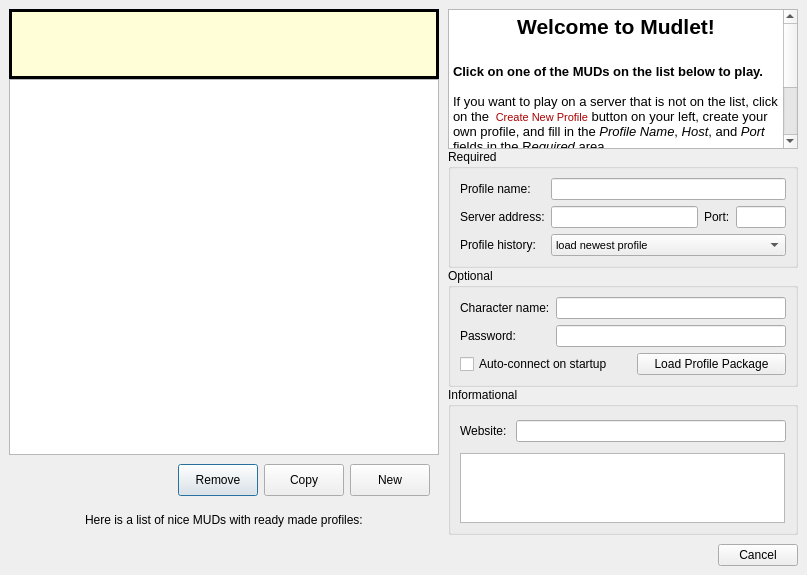
Mudlet/Mudlet, file src/ui/connection_profiles.ui: the form before one commit.
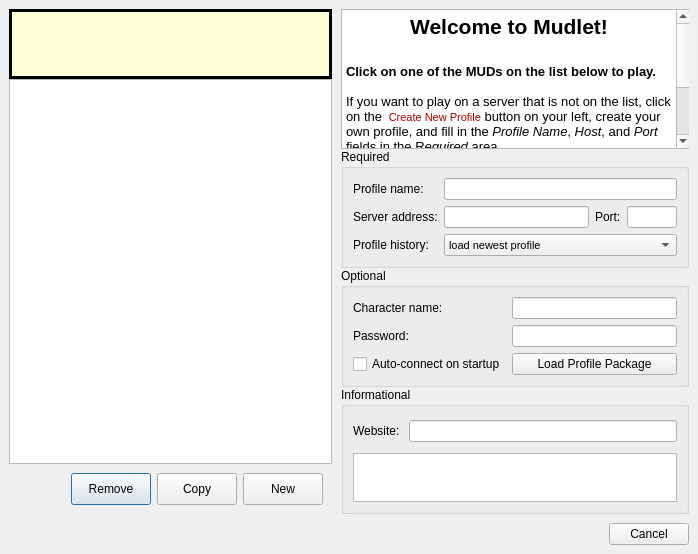
The form after the commit. Icons and pictures are not drawn.

What changed in the file:
```diff
--- a/src/ui/connection_profiles.ui
+++ b/src/ui/connection_profiles.ui
@@ -6,8 +6,8 @@
    <rect>
     <x>0</x>
     <y>0</y>
-    <width>807</width>
-    <height>575</height>
+    <width>698</width>
+    <height>554</height>
    </rect>
   </property>
   <property name="windowTitle">
@@ -2179,43 +2179,6 @@
            </layout>
           </widget>
          </item>
-         <item row="3" column="0">
-          <widget class="QWidget" name="widget_8" native="true">
-           <property name="sizePolicy">
-            <sizepolicy hsizetype="Expanding" vsizetype="Fixed">
-             <horstretch>0</horstretch>
-             <verstretch>0</verstretch>
-            </sizepolicy>
-           </property>
-           <property name="minimumSize">
-            <size>
-             <width>0</width>
-             <height>30</height>
-            </size>
-           </property>
-           <layout class="QGridLayout" name="gridLayout_6">
-            <property name="margin">
-             <number>0</number>
-            </property>
-            <property name="spacing">
-             <number>0</number>
-            </property>
-            <item row="0" column="0">
-             <widget class="QLabel" name="label_11">
-              <property name="sizePolicy">
-               <sizepolicy hsizetype="Fixed" vsizetype="Fixed">
-                <horstretch>0</horstretch>
-                <verstretch>0</verstretch>
-               </sizepolicy>
-              </property>
-              <property name="text">
-               <string>Here is a list of nice MUDs with ready made profiles:</string>
-              </property>
-             </widget>
-            </item>
-           </layout>
-          </widget>
-         </item>
         </layout>
        </widget>
       </item>
@@ -2267,18 +2230,18 @@
             <string>&lt;!DOCTYPE HTML PUBLIC &quot;-//W3C//DTD HTML 4.0//EN&quot; &quot;http://www.w3.org/TR/REC-html40/strict.dtd&quot;&gt;
 &lt;html&gt;&lt;head&gt;&lt;meta name=&quot;qrichtext&quot; content=&quot;1&quot; /&gt;&lt;style type=&quot;text/css&quot;&gt;
 p, li { white-space: pre-wrap; }
-&lt;/style&gt;&lt;/head&gt;&lt;body style=&quot; font-family:'Sans Serif'; font-size:9pt; font-weight:400; font-style:normal;&quot;&gt;
-&lt;p align=&quot;center&quot; style=&quot; margin-top:0px; margin-bottom:0px; margin-left:0px; margin-right:0px; -qt-block-indent:0; text-indent:0px;&quot;&gt;&lt;span style=&quot; font-family:'Sans'; font-size:16pt; font-weight:600;&quot;&gt;Welcome to Mudlet!&lt;/span&gt;&lt;/p&gt;
-&lt;p style=&quot;-qt-paragraph-type:empty; margin-top:0px; margin-bottom:0px; margin-left:0px; margin-right:0px; -qt-block-indent:0; text-indent:0px; font-family:'Sans'; font-size:16pt;&quot;&gt;&lt;/p&gt;
-&lt;p style=&quot; margin-top:0px; margin-bottom:0px; margin-left:0px; margin-right:0px; -qt-block-indent:0; text-indent:0px;&quot;&gt;&lt;span style=&quot; font-family:'Sans'; font-size:10pt; font-weight:600;&quot;&gt;Click on one of the MUDs on the list below to play.&lt;/span&gt;&lt;/p&gt;
-&lt;p align=&quot;center&quot; style=&quot;-qt-paragraph-type:empty; margin-top:0px; margin-bottom:0px; margin-left:0px; margin-right:0px; -qt-block-indent:0; text-indent:0px; font-family:'Sans'; font-size:10pt;&quot;&gt;&lt;/p&gt;
-&lt;p style=&quot; margin-top:0px; margin-bottom:0px; margin-left:0px; margin-right:0px; -qt-block-indent:0; text-indent:0px;&quot;&gt;&lt;span style=&quot; font-family:'Sans'; font-size:10pt;&quot;&gt;If you want to play on a server that is not on the list, click on the &lt;/span&gt;&lt;img src=&quot;:/icons/icons/list-add_small.png&quot; /&gt;&lt;span style=&quot; font-family:'Sans'; font-size:8pt; color:#aa0000;&quot;&gt; Create New Profile&lt;/span&gt;&lt;span style=&quot; font-family:'Sans'; font-size:10pt;&quot;&gt; button on your left, create your own profile, and fill in the &lt;/span&gt;&lt;span style=&quot; font-family:'Sans'; font-size:10pt; font-style:italic;&quot;&gt;Profile Name&lt;/span&gt;&lt;span style=&quot; font-family:'Sans'; font-size:10pt;&quot;&gt;, &lt;/span&gt;&lt;span style=&quot; font-family:'Sans'; font-size:10pt; font-style:italic;&quot;&gt;Host&lt;/span&gt;&lt;span style=&quot; font-family:'Sans'; font-size:10pt;&quot;&gt;, and &lt;/span&gt;&lt;span style=&quot; font-family:'Sans'; font-size:10pt; font-style:italic;&quot;&gt;Port&lt;/span&gt;&lt;span style=&quot; font-family:'Sans'; font-size:10pt;&quot;&gt; fields in the R&lt;/span&gt;&lt;span style=&quot; font-family:'Sans'; font-size:10pt; font-style:italic;&quot;&gt;equired &lt;/span&gt;&lt;span style=&quot; font-family:'Sans'; font-size:10pt;&quot;&gt;area. &lt;/span&gt;&lt;/p&gt;
-&lt;p style=&quot;-qt-paragraph-type:empty; margin-top:0px; margin-bottom:0px; margin-left:0px; margin-right:0px; -qt-block-indent:0; text-indent:0px; font-family:'Sans'; font-size:10pt;&quot;&gt;&lt;/p&gt;
-&lt;p style=&quot; margin-top:0px; margin-bottom:0px; margin-left:0px; margin-right:0px; -qt-block-indent:0; text-indent:0px;&quot;&gt;&lt;span style=&quot; font-family:'Sans'; font-size:10pt; font-weight:600;&quot;&gt;After that, click Connect to play.&lt;/span&gt;&lt;/p&gt;
-&lt;p style=&quot;-qt-paragraph-type:empty; margin-top:0px; margin-bottom:0px; margin-left:0px; margin-right:0px; -qt-block-indent:0; text-indent:0px; font-family:'Sans'; font-size:10pt; font-weight:600;&quot;&gt;&lt;/p&gt;
-&lt;p style=&quot; margin-top:0px; margin-bottom:0px; margin-left:0px; margin-right:0px; -qt-block-indent:0; text-indent:0px;&quot;&gt;&lt;span style=&quot; font-family:'Sans'; font-size:10pt;&quot;&gt;Have fun!&lt;/span&gt;&lt;/p&gt;
-&lt;p style=&quot;-qt-paragraph-type:empty; margin-top:0px; margin-bottom:0px; margin-left:0px; margin-right:0px; -qt-block-indent:0; text-indent:0px; font-family:'Sans'; font-size:10pt; font-weight:600;&quot;&gt;&lt;/p&gt;
-&lt;p align=&quot;right&quot; style=&quot; margin-top:0px; margin-bottom:0px; margin-left:0px; margin-right:0px; -qt-block-indent:0; text-indent:0px;&quot;&gt;&lt;span style=&quot; font-family:'Sans'; font-size:10pt; font-weight:600;&quot;&gt;- The Mudlet Team&lt;/span&gt;&lt;/p&gt;&lt;/body&gt;&lt;/html&gt;</string>
+&lt;/style&gt;&lt;/head&gt;&lt;body style=&quot; font-family:'Sans'; font-size:10pt; font-weight:400; font-style:normal;&quot;&gt;
+&lt;p align=&quot;center&quot; style=&quot; margin-top:0px; margin-bottom:0px; margin-left:0px; margin-right:0px; -qt-block-indent:0; text-indent:0px;&quot;&gt;&lt;span style=&quot; font-size:16pt; font-weight:600;&quot;&gt;Welcome to Mudlet!&lt;/span&gt;&lt;/p&gt;
+&lt;p style=&quot;-qt-paragraph-type:empty; margin-top:0px; margin-bottom:0px; margin-left:0px; margin-right:0px; -qt-block-indent:0; text-indent:0px; font-size:16pt;&quot;&gt;&lt;/p&gt;
+&lt;p style=&quot; margin-top:0px; margin-bottom:0px; margin-left:0px; margin-right:0px; -qt-block-indent:0; text-indent:0px;&quot;&gt;&lt;span style=&quot; font-weight:600;&quot;&gt;Click on one of the MUDs on the list below to play.&lt;/span&gt;&lt;/p&gt;
+&lt;p align=&quot;center&quot; style=&quot;-qt-paragraph-type:empty; margin-top:0px; margin-bottom:0px; margin-left:0px; margin-right:0px; -qt-block-indent:0; text-indent:0px;&quot;&gt;&lt;/p&gt;
+&lt;p style=&quot; margin-top:0px; margin-bottom:0px; margin-left:0px; margin-right:0px; -qt-block-indent:0; text-indent:0px;&quot;&gt;If you want to play on a server that is not on the list, click on the &lt;img src=&quot;:/icons/icons/list-add_small.png&quot; /&gt;&lt;span style=&quot; font-size:8pt; color:#aa0000;&quot;&gt; Create New Profile&lt;/span&gt; button on your left, create your own profile, and fill in the &lt;span style=&quot; font-style:italic;&quot;&gt;Profile Name&lt;/span&gt;, &lt;span style=&quot; font-style:italic;&quot;&gt;Host&lt;/span&gt;, and &lt;span style=&quot; font-style:italic;&quot;&gt;Port&lt;/span&gt; fields in the R&lt;span style=&quot; font-style:italic;&quot;&gt;equired &lt;/span&gt;area. &lt;/p&gt;
+&lt;p style=&quot;-qt-paragraph-type:empty; margin-top:0px; margin-bottom:0px; margin-left:0px; margin-right:0px; -qt-block-indent:0; text-indent:0px;&quot;&gt;&lt;/p&gt;
+&lt;p style=&quot; margin-top:0px; margin-bottom:0px; margin-left:0px; margin-right:0px; -qt-block-indent:0; text-indent:0px;&quot;&gt;&lt;span style=&quot; font-weight:600;&quot;&gt;After that, click Connect to play.&lt;/span&gt;&lt;/p&gt;
+&lt;p style=&quot;-qt-paragraph-type:empty; margin-top:0px; margin-bottom:0px; margin-left:0px; margin-right:0px; -qt-block-indent:0; text-indent:0px; font-weight:600;&quot;&gt;&lt;/p&gt;
+&lt;p style=&quot; margin-top:0px; margin-bottom:0px; margin-left:0px; margin-right:0px; -qt-block-indent:0; text-indent:0px;&quot;&gt;Have fun!&lt;/p&gt;
+&lt;p style=&quot;-qt-paragraph-type:empty; margin-top:0px; margin-bottom:0px; margin-left:0px; margin-right:0px; -qt-block-indent:0; text-indent:0px; font-weight:600;&quot;&gt;&lt;/p&gt;
+&lt;p align=&quot;right&quot; style=&quot; margin-top:0px; margin-bottom:0px; margin-left:0px; margin-right:0px; -qt-block-indent:0; text-indent:0px;&quot;&gt;&lt;span style=&quot; font-weight:600;&quot;&gt;- The Mudlet Team&lt;/span&gt;&lt;/p&gt;&lt;/body&gt;&lt;/html&gt;</string>
            </property>
            <property name="openLinks">
             <bool>false</bool>
@@ -2429,7 +2392,7 @@
               </property>
              </widget>
             </item>
-            <item row="0" column="1" colspan="3">
+            <item row="0" column="1">
              <widget class="QLineEdit" name="login_entry">
               <property name="toolTip">
                <string>The characters name</string>
@@ -2446,7 +2409,7 @@
               </property>
              </widget>
             </item>
-            <item row="1" column="1" colspan="3">
+            <item row="1" column="1">
              <widget class="QLineEdit" name="character_password_entry">
               <property name="toolTip">
                <string>Characters password. Note that the password isn't encrypted in storage</string>
@@ -2456,7 +2419,7 @@
               </property>
              </widget>
             </item>
-            <item row="2" column="0" colspan="2">
+            <item row="2" column="0">
              <widget class="QCheckBox" name="autologin_checkBox">
               <property name="toolTip">
                <string>With this enabled, Mudlet will automatically start and connect on this profile when it is launched</string>
@@ -2469,7 +2432,7 @@
               </property>
              </widget>
             </item>
-            <item row="2" column="2" colspan="2">
+            <item row="2" column="1">
              <widget class="QPushButton" name="browseProfileHistoryButton">
               <property name="text">
                <string>Load Profile Package</string>
```
